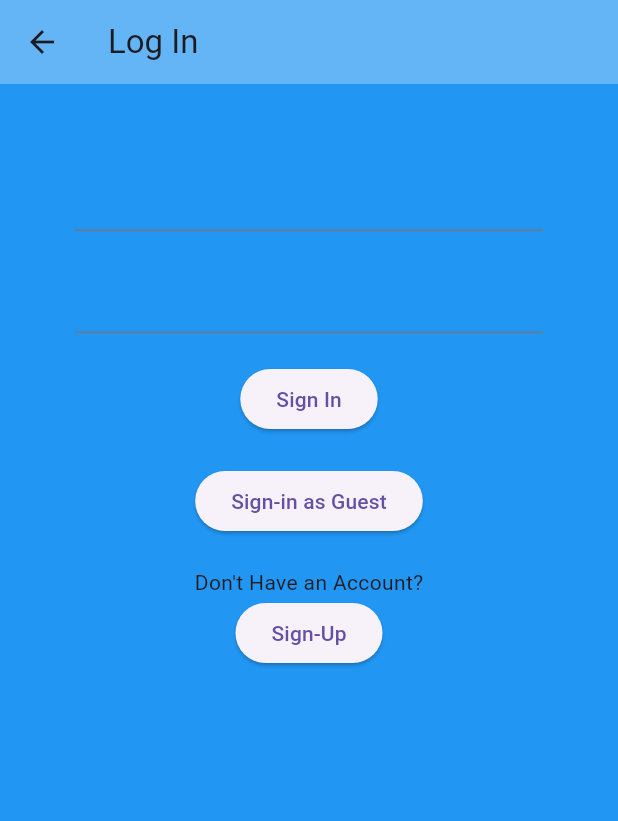
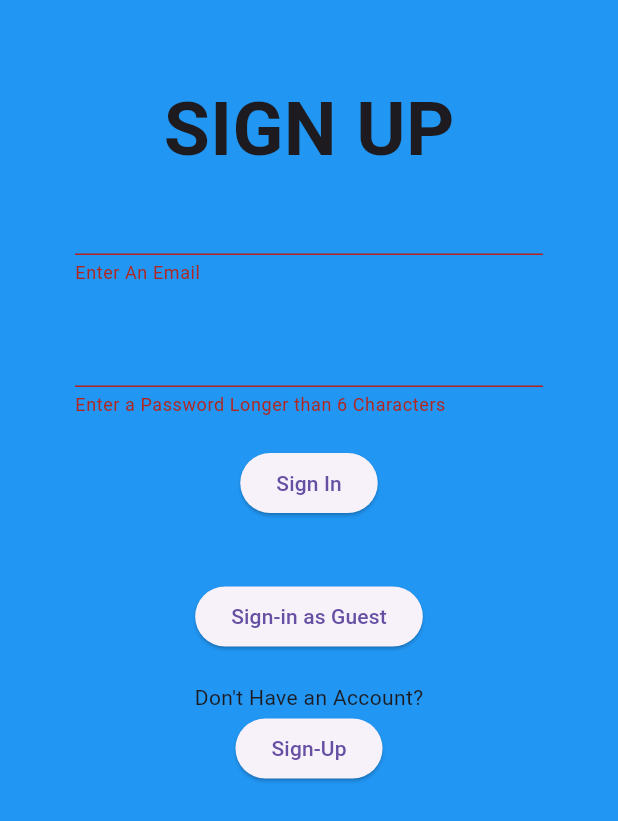
Before and after one commit to storytellerksu/storyteller_ai, a Flutter app: the Login screen opened directly, after a tap on "Sign In", on a phone screen of 412 x 824 dp. Shown: the top 821 px of the screen. Run offline on Flutter 3.47's test engine with Material 3 defaults, Android fonts, the phone set to English and light mode, and no system bars; our stand-ins replace firebase_auth, firebase_core; accounts and stored records are empty.

Commit message:
Implemented Firebase Email Authorization
Email and Password sign up and log in are now functional with Firebase

```diff
--- a/lib/pages/auth/login_page.dart
+++ b/lib/pages/auth/login_page.dart
@@ -1,3 +1,5 @@
+// ignore_for_file: prefer_const_constructors
+
 import 'dart:developer';
 
 import 'package:flutter/material.dart';
@@ -13,24 +15,37 @@ class Login extends StatefulWidget {
 
 class _LoginState extends State<Login> {
   final AuthorizationService auth = AuthorizationService();
+  final globalKey = GlobalKey<FormState>();
 
   String email = "";
   String password = "";
+  String error = "";
 
   @override
   Widget build(BuildContext context) {
     return Scaffold(
       backgroundColor: Colors.blue,
-      appBar: AppBar(
-        backgroundColor: Colors.blue[300],
-        elevation: 0,
-        title: Text("Log In"),
-      ),
       body: Container(
         padding: EdgeInsets.all(50),
+        child: Form(
+          key: globalKey,
           child: Column(
             children: [
+              Text(
+                "SIGN UP",
+                style: TextStyle(
+                  fontWeight: FontWeight.bold,
+                  fontSize: 50,
+                ),
+              ),
               TextFormField(
+                validator: (value) {
+                  if (value!.isEmpty) {
+                    return "Enter An Email";
+                  } else {
+                    return null;
+                  }
+                },
                 onChanged: (value) {
                   email = value;
                 },
@@ -39,6 +54,13 @@ class _LoginState extends State<Login> {
                 height: 20,
               ),
               TextFormField(
+                validator: (value) {
+                  if (value!.length < 6) {
+                    return "Enter a Password Longer than 6 Characters";
+                  } else {
+                    return null;
+                  }
+                },
                 obscureText: true,
                 onChanged: (value) {
                   password = value;
@@ -49,10 +71,29 @@ class _LoginState extends State<Login> {
               ),
               ElevatedButton(
                   onPressed: () async {
-                  print(email);
-                  print(password);
+                    if (globalKey.currentState!.validate()) {
+                      dynamic result = await auth.emailLogin(email, password);
+                      print(result);
+                      if (result == null) {
+                        setState(() {
+                          error = "ERROR bruh";
+                        });
+                      } else {
+                        setState(() {
+                          error = "";
+                          Navigator.pop(context);
+                        });
+                      }
+                    }
                   },
                   child: Text("Sign In")),
+              Text(
+                error,
+                style: TextStyle(
+                  color: Colors.red,
+                  fontSize: 15,
+                ),
+              ),
               SizedBox(
                 height: 20,
               ),
@@ -83,6 +124,7 @@ class _LoginState extends State<Login> {
             ],
           ),
         ),
+      ),
     );
   }
 }
```
Also changed, not shown: lib/pages/auth/registration.dart (+48 -7 lines), lib/services/auth.dart (+38 -7 lines). Lines whose indentation alone changed are shown as unchanged.
